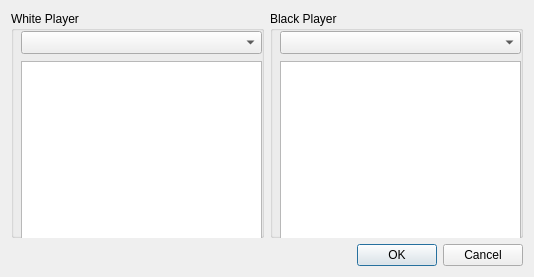
First picture: the form in src/NewGameDialog.ui, repository Tommalla/Diaballik, before the edit.
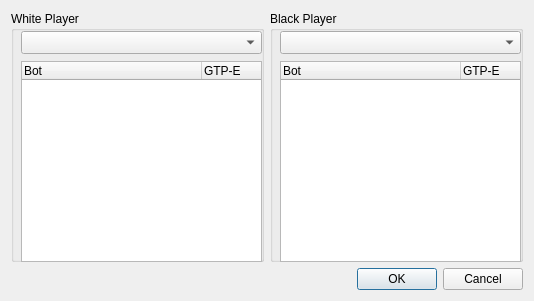
Second picture: the form after the edit.

Commit message: Finished NewGameDialog. Closes #17. Addresses #7.

What changed in the file:
```diff
--- a/src/NewGameDialog.ui
+++ b/src/NewGameDialog.ui
@@ -7,7 +7,7 @@
     <x>0</x>
     <y>0</y>
     <width>534</width>
-    <height>277</height>
+    <height>301</height>
    </rect>
   </property>
   <property name="sizePolicy">
@@ -37,15 +37,49 @@
          </rect>
         </property>
        </widget>
-       <widget class="QListWidget" name="whiteListWidget">
+       <widget class="QTreeWidget" name="whiteTreeWidget">
         <property name="geometry">
          <rect>
           <x>10</x>
           <y>50</y>
           <width>241</width>
-          <height>181</height>
+          <height>201</height>
          </rect>
         </property>
+        <property name="verticalScrollBarPolicy">
+         <enum>Qt::ScrollBarAlwaysOff</enum>
+        </property>
+        <property name="horizontalScrollBarPolicy">
+         <enum>Qt::ScrollBarAlwaysOff</enum>
+        </property>
+        <property name="autoScroll">
+         <bool>false</bool>
+        </property>
+        <property name="rootIsDecorated">
+         <bool>true</bool>
+        </property>
+        <property name="columnCount">
+         <number>2</number>
+        </property>
+        <attribute name="headerDefaultSectionSize">
+         <number>180</number>
+        </attribute>
+        <attribute name="headerMinimumSectionSize">
+         <number>10</number>
+        </attribute>
+        <attribute name="headerStretchLastSection">
+         <bool>false</bool>
+        </attribute>
+        <column>
+         <property name="text">
+          <string>Bot</string>
+         </property>
+        </column>
+        <column>
+         <property name="text">
+          <string>GTP-E</string>
+         </property>
+        </column>
        </widget>
       </widget>
      </item>
@@ -64,15 +98,49 @@
          </rect>
         </property>
        </widget>
-       <widget class="QListWidget" name="blackListWidget">
+       <widget class="QTreeWidget" name="blackTreeWidget">
         <property name="geometry">
          <rect>
           <x>10</x>
           <y>50</y>
           <width>241</width>
-          <height>181</height>
+          <height>201</height>
          </rect>
         </property>
+        <property name="verticalScrollBarPolicy">
+         <enum>Qt::ScrollBarAlwaysOff</enum>
+        </property>
+        <property name="horizontalScrollBarPolicy">
+         <enum>Qt::ScrollBarAlwaysOff</enum>
+        </property>
+        <property name="autoScroll">
+         <bool>false</bool>
+        </property>
+        <property name="rootIsDecorated">
+         <bool>true</bool>
+        </property>
+        <property name="columnCount">
+         <number>2</number>
+        </property>
+        <attribute name="headerDefaultSectionSize">
+         <number>180</number>
+        </attribute>
+        <attribute name="headerMinimumSectionSize">
+         <number>10</number>
+        </attribute>
+        <attribute name="headerStretchLastSection">
+         <bool>false</bool>
+        </attribute>
+        <column>
+         <property name="text">
+          <string notr="true">Bot</string>
+         </property>
+        </column>
+        <column>
+         <property name="text">
+          <string notr="true">GTP-E</string>
+         </property>
+        </column>
        </widget>
       </widget>
      </item>
```
The commit also changes 6 other files.
